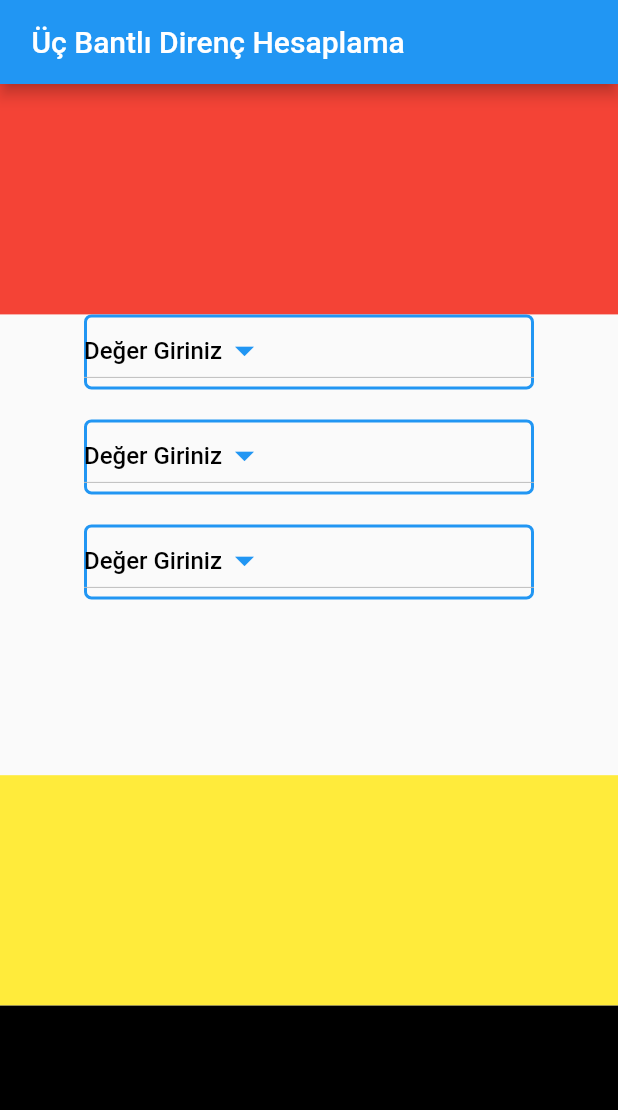
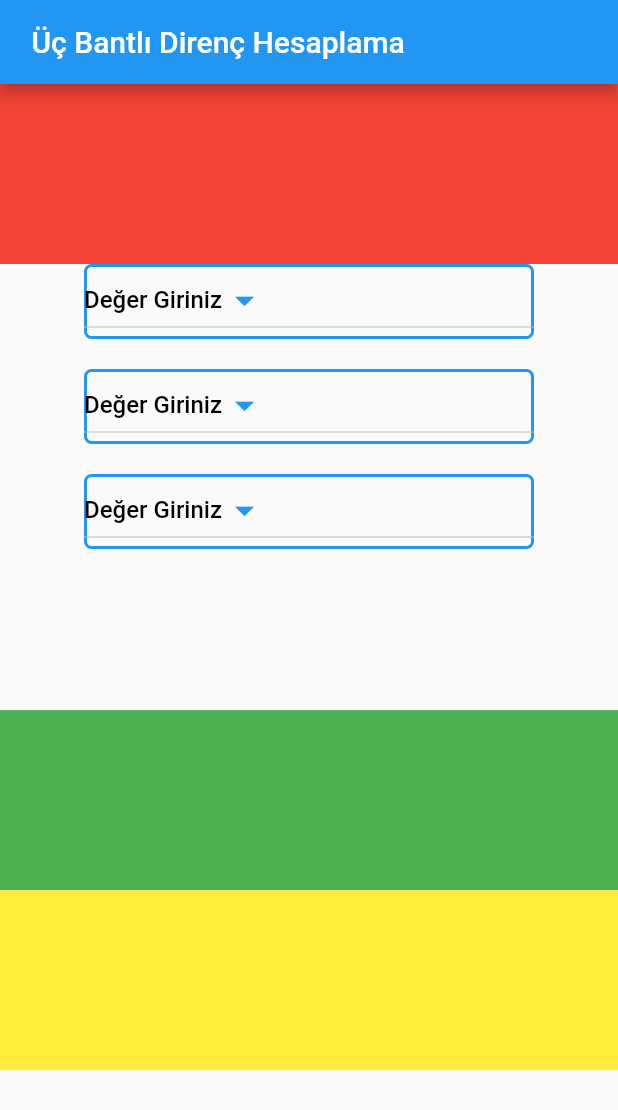
Before and after one commit to SeckinY1/Flutter-Projects, a Flutter app: the screen it shows after launch, on a phone screen of 412 x 824 dp. Shown: the top 1110 px of the screen. Run offline on Flutter 3.47's test engine with Material 2 defaults, Android fonts, the phone set to English and light mode, and no system bars.

Commit message:
Tasarım çalışmalarına devam ediliyor.

```diff
--- a/direnc_uygulamasi/lib/screens/uc_bant_hesaplama.dart
+++ b/direnc_uygulamasi/lib/screens/uc_bant_hesaplama.dart
@@ -45,9 +45,9 @@ class _UcBantHesaplamaState extends State<UcBantHesaplama> {
       body: Column(
         mainAxisAlignment: MainAxisAlignment.start,
         children: [
-          Expanded(flex: 2, child: Container(color: Colors.red)),
-          Expanded(
-              flex: 4,
+          Container(height: 120, color: Colors.red),
+          SizedBox(
+            height: 297.445,
             child: Column(
               children: [
                 BantSecimi(
@@ -87,9 +87,10 @@ class _UcBantHesaplamaState extends State<UcBantHesaplama> {
                       });
                     })
               ],
-              )),
-          Expanded(flex: 2, child: Container(color: Colors.yellow)),
-          Expanded(flex: 2, child: Container(color: Colors.black)),
+            ),
+          ),
+          Container(height: 120, color: Colors.green),
+          Container(height: 120, color: Colors.yellow),
         ],
       ),
     );
```
Lines whose indentation alone changed are shown as unchanged.
